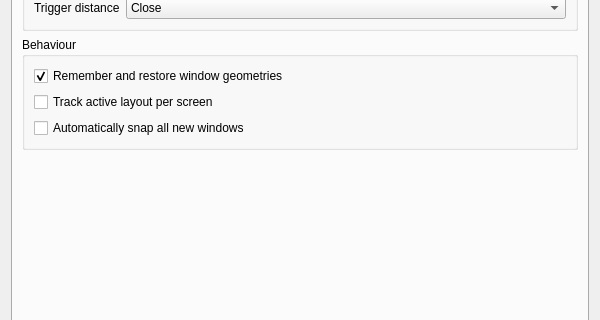
Qt form src/contents/ui/config.ui (gerritdevriese/kzones) before a commit; both pictures show x 0 to 600 and y 374 to 694 of the 600 by 800 pixel window.
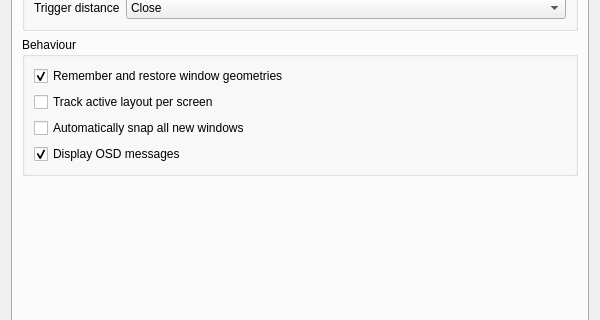
The same form after that commit. Icons and pictures are not drawn.

Commit message: Add showOsdMessages config option

```diff
--- a/src/contents/ui/config.ui
+++ b/src/contents/ui/config.ui
@@ -299,6 +299,16 @@
             </property>
            </widget>
           </item>
+          <item>
+           <widget class="QCheckBox" name="kcfg_showOsdMessages">
+            <property name="text">
+             <string>Display OSD messages</string>
+            </property>
+            <property name="checked">
+             <bool>true</bool>
+            </property>
+           </widget>
+          </item>
          </layout>
         </widget>
        </item>
```
The commit also changes 2 other files.
